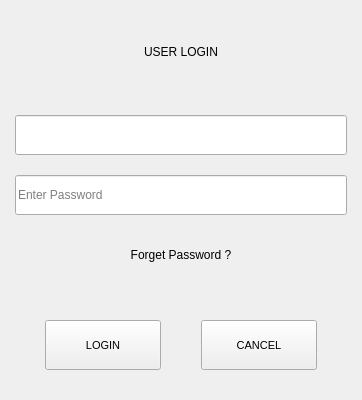
The window that Project/ui/login.ui (Selvam-T/POS) describes before a commit, drawn with Qt 5.
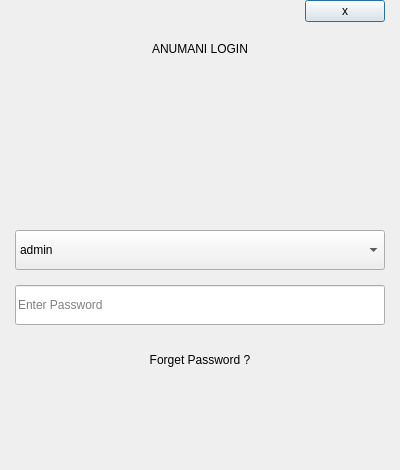
The same window after the commit.

Commit message: login.py controller wired, pending forget password email forwarding

```diff
--- a/Project/ui/login.ui
+++ b/Project/ui/login.ui
@@ -6,14 +6,14 @@
    <rect>
     <x>0</x>
     <y>0</y>
-    <width>362</width>
-    <height>400</height>
+    <width>400</width>
+    <height>470</height>
    </rect>
   </property>
   <property name="minimumSize">
    <size>
-    <width>350</width>
-    <height>400</height>
+    <width>400</width>
+    <height>470</height>
    </size>
   </property>
   <property name="maximumSize">
@@ -24,19 +24,19 @@
   </property>
   <layout class="QVBoxLayout" name="mainVerticalLayout">
    <property name="spacing">
-    <number>15</number>
+    <number>10</number>
    </property>
    <property name="leftMargin">
     <number>15</number>
    </property>
    <property name="topMargin">
-    <number>20</number>
+    <number>0</number>
    </property>
    <property name="rightMargin">
     <number>15</number>
    </property>
    <property name="bottomMargin">
-    <number>30</number>
+    <number>20</number>
    </property>
    <item>
     <widget class="QFrame" name="customTitleBar">
@@ -56,13 +56,36 @@
       <property name="bottomMargin">
        <number>10</number>
       </property>
+      <item>
+       <spacer name="horizontalSpacer">
+        <property name="orientation">
+         <enum>Qt::Horizontal</enum>
+        </property>
+        <property name="sizeHint" stdset="0">
+         <size>
+          <width>40</width>
+          <height>20</height>
+         </size>
+        </property>
+       </spacer>
+      </item>
+      <item alignment="Qt::AlignRight|Qt::AlignTop">
+       <widget class="QPushButton" name="customCloseBtn">
+        <property name="toolTip">
+         <string>Close</string>
+        </property>
+        <property name="text">
+         <string>x</string>
+        </property>
+       </widget>
+      </item>
      </layout>
     </widget>
    </item>
    <item>
     <widget class="QLabel" name="loginHeaderLabel">
      <property name="text">
-      <string>USER LOGIN</string>
+      <string>ANUMANI LOGIN</string>
      </property>
      <property name="textFormat">
       <enum>Qt::PlainText</enum>
@@ -100,52 +123,14 @@
       <number>0</number>
      </property>
      <property name="bottomMargin">
-      <number>10</number>
+      <number>0</number>
      </property>
      <property name="horizontalSpacing">
-      <number>15</number>
+      <number>0</number>
      </property>
      <property name="verticalSpacing">
-      <number>20</number>
+      <number>15</number>
      </property>
-     <item row="0" column="0">
-      <widget class="QLineEdit" name="loginUserLineEdit">
-       <property name="minimumSize">
-        <size>
-         <width>0</width>
-         <height>40</height>
-        </size>
-       </property>
-       <property name="focusPolicy">
-        <enum>Qt::StrongFocus</enum>
-       </property>
-       <property name="text">
-        <string/>
-       </property>
-       <property name="readOnly">
-        <bool>true</bool>
-       </property>
-       <property name="placeholderText">
-        <string/>
-       </property>
-      </widget>
-     </item>
-     <item row="1" column="0">
-      <widget class="QLineEdit" name="loginPassLineEdit">
-       <property name="minimumSize">
-        <size>
-         <width>0</width>
-         <height>40</height>
-        </size>
-       </property>
-       <property name="echoMode">
-        <enum>QLineEdit::PasswordEchoOnEdit</enum>
-       </property>
-       <property name="placeholderText">
-        <string>Enter Password</string>
-       </property>
-      </widget>
-     </item>
      <item row="2" column="0">
       <widget class="QPushButton" name="loginForgetBtn">
        <property name="minimumSize">
@@ -165,6 +150,42 @@
        </property>
       </widget>
      </item>
+     <item row="1" column="0">
+      <widget class="QLineEdit" name="loginPassLineEdit">
+       <property name="minimumSize">
+        <size>
+         <width>0</width>
+         <height>40</height>
+        </size>
+       </property>
+       <property name="echoMode">
+        <enum>QLineEdit::Password</enum>
+       </property>
+       <property name="placeholderText">
+        <string>Enter Password</string>
+       </property>
+      </widget>
+     </item>
+     <item row="0" column="0">
+      <widget class="QComboBox" name="loginComboBox">
+       <property name="minimumSize">
+        <size>
+         <width>0</width>
+         <height>40</height>
+        </size>
+       </property>
+       <item>
+        <property name="text">
+         <string>admin</string>
+        </property>
+       </item>
+       <item>
+        <property name="text">
+         <string>staff</string>
+        </property>
+       </item>
+      </widget>
+     </item>
     </layout>
    </item>
    <item>
@@ -178,7 +199,39 @@
      <property name="sizeHint" stdset="0">
       <size>
        <width>20</width>
-       <height>20</height>
+       <height>10</height>
+      </size>
+     </property>
+    </spacer>
+   </item>
+   <item>
+    <widget class="QLabel" name="loginStatusLabel">
+     <property name="minimumSize">
+      <size>
+       <width>0</width>
+       <height>40</height>
+      </size>
+     </property>
+     <property name="text">
+      <string/>
+     </property>
+     <property name="alignment">
+      <set>Qt::AlignCenter</set>
+     </property>
+    </widget>
+   </item>
+   <item>
+    <spacer name="verticalSpacer_2">
+     <property name="orientation">
+      <enum>Qt::Vertical</enum>
+     </property>
+     <property name="sizeType">
+      <enum>QSizePolicy::Fixed</enum>
+     </property>
+     <property name="sizeHint" stdset="0">
+      <size>
+       <width>20</width>
+       <height>10</height>
       </size>
      </property>
     </spacer>
@@ -194,57 +247,6 @@
      <property name="rightMargin">
       <number>30</number>
      </property>
-     <item>
-      <widget class="QPushButton" name="btnLoginOk">
-       <property name="sizePolicy">
-        <sizepolicy hsizetype="MinimumExpanding" vsizetype="Fixed">
-         <horstretch>0</horstretch>
-         <verstretch>0</verstretch>
-        </sizepolicy>
-       </property>
-       <property name="minimumSize">
-        <size>
-         <width>0</width>
-         <height>50</height>
-        </size>
-       </property>
-       <property name="font">
-        <font>
-         <pointsize>8</pointsize>
-        </font>
-       </property>
-       <property name="text">
-        <string>LOGIN</string>
-       </property>
-       <property name="flat">
-        <bool>false</bool>
-       </property>
-      </widget>
-     </item>
-     <item>
-      <widget class="QPushButton" name="btnLoginCancel">
-       <property name="sizePolicy">
-        <sizepolicy hsizetype="MinimumExpanding" vsizetype="Fixed">
-         <horstretch>0</horstretch>
-         <verstretch>0</verstretch>
-        </sizepolicy>
-       </property>
-       <property name="minimumSize">
-        <size>
-         <width>0</width>
-         <height>50</height>
-        </size>
-       </property>
-       <property name="font">
-        <font>
-         <pointsize>8</pointsize>
-        </font>
-       </property>
-       <property name="text">
-        <string>CANCEL</string>
-       </property>
-      </widget>
-     </item>
     </layout>
    </item>
   </layout>
```
Left out of the diff: 3 changed lines with no effect on the pictures. The commit also changes 18 other files.
